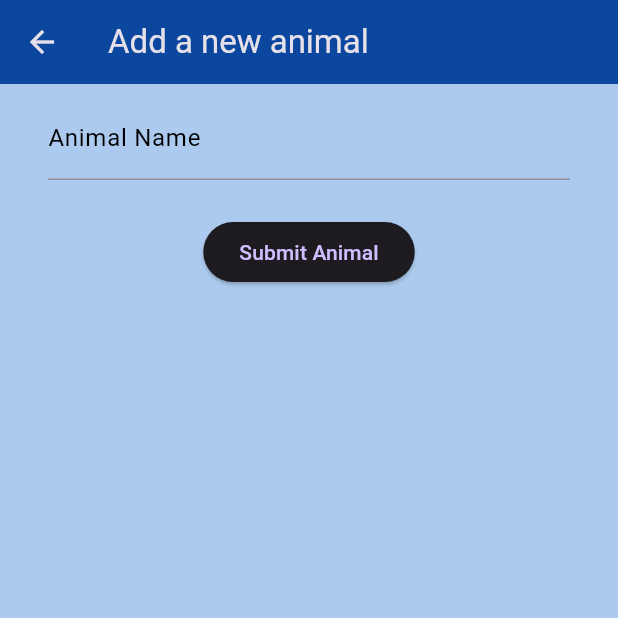
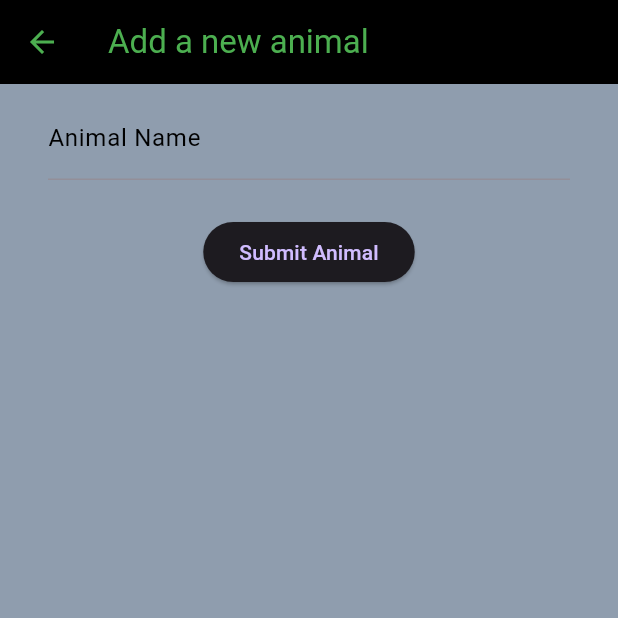
Before and after one commit to RaulMillanMoreno/digimon-main, a Flutter app: the screen it shows after launch, after a tap on the "add" icon, on a phone screen of 412 x 824 dp, the top half of it. Run offline on Flutter 3.47's test engine with Material 3 defaults, Android fonts, the phone set to English and light mode, and no system bars; network calls fail.

Commit message:
cambios finales

```diff
--- a/lib/main.dart
+++ b/lib/main.dart
@@ -49,21 +49,22 @@ class _MyHomePageState extends State<MyHomePage> {
     return Scaffold(
       key: key,
       appBar: AppBar(
-        title: Text(widget.title, style: const TextStyle(color: Colors.white)),
+        title: Text(widget.title, style: const TextStyle(color: Colors.green)),
         centerTitle: true,
-        backgroundColor: const Color(0xFF0B479E),
+        backgroundColor: const Color.fromARGB(255, 0, 0, 0),
         actions: <Widget>[
           Padding(
             padding: const EdgeInsets.only(right: 20.0),
             child: IconButton(
               icon: const Icon(Icons.add),
+              color: Colors.green,
               onPressed: _showNewAnimalForm,
             ),
           ),
         ],
       ),
       body: Container(
-          color: const Color.fromARGB(255, 0, 42, 90),
+          color: const Color.fromARGB(255, 143, 157, 174),
           child: Center(
             child: AnimalList(initialAnimals),
           )),
--- a/lib/new_animal_form.dart
+++ b/lib/new_animal_form.dart
@@ -59,11 +59,15 @@ class _AddAnimalFormPageState extends State<AddAnimalFormPage> {
   Widget build(BuildContext context) {
     return Scaffold(
       appBar: AppBar(
-        title: const Text('Add a new animal'),
-        backgroundColor: const Color(0xFF0B479E),
+        title: const Text('Add a new animal', style: const TextStyle(color: Colors.green)),
+        backgroundColor: const Color.fromARGB(255, 0, 0, 0),
+        leading: IconButton(
+          icon: const Icon(Icons.arrow_back, color: Colors.green),
+          onPressed: () => Navigator.pop(context),
+        ),
       ),
       body: Container(
-        color: const Color(0xFFABCAED),
+        color: const Color.fromARGB(255, 143, 157, 174),
         child: Padding(
           padding: const EdgeInsets.symmetric(vertical: 8.0, horizontal: 32.0),
           child: Column(
```
Also changed, not shown: lib/animal_detail_page.dart (+8 -4 lines).
